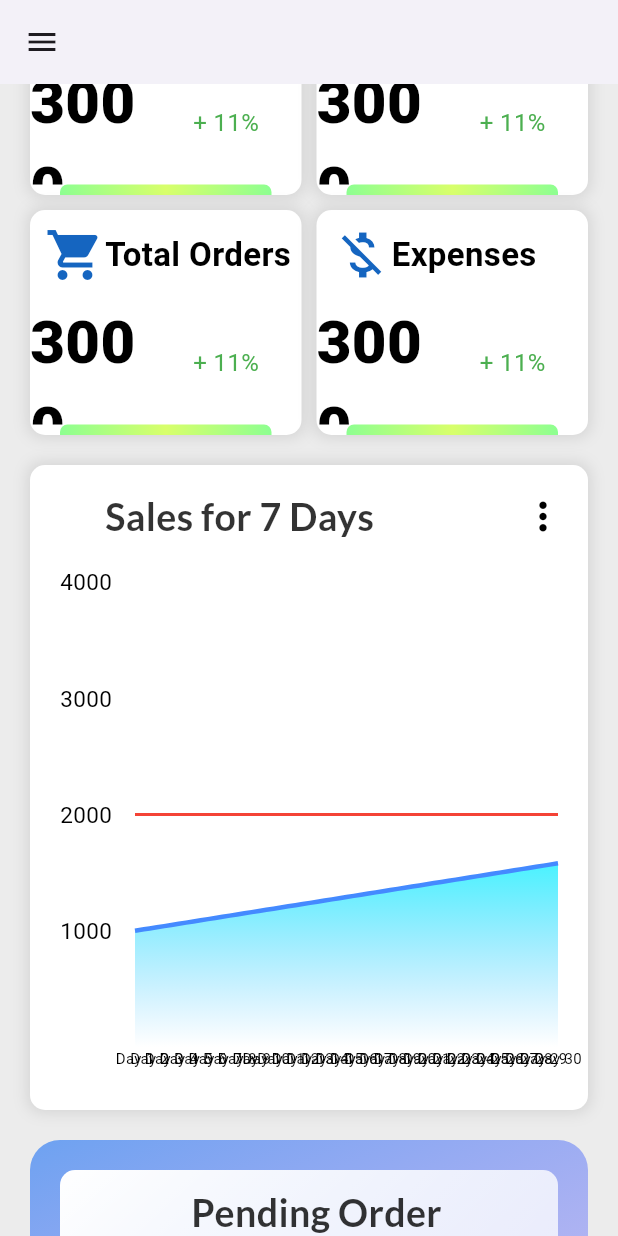
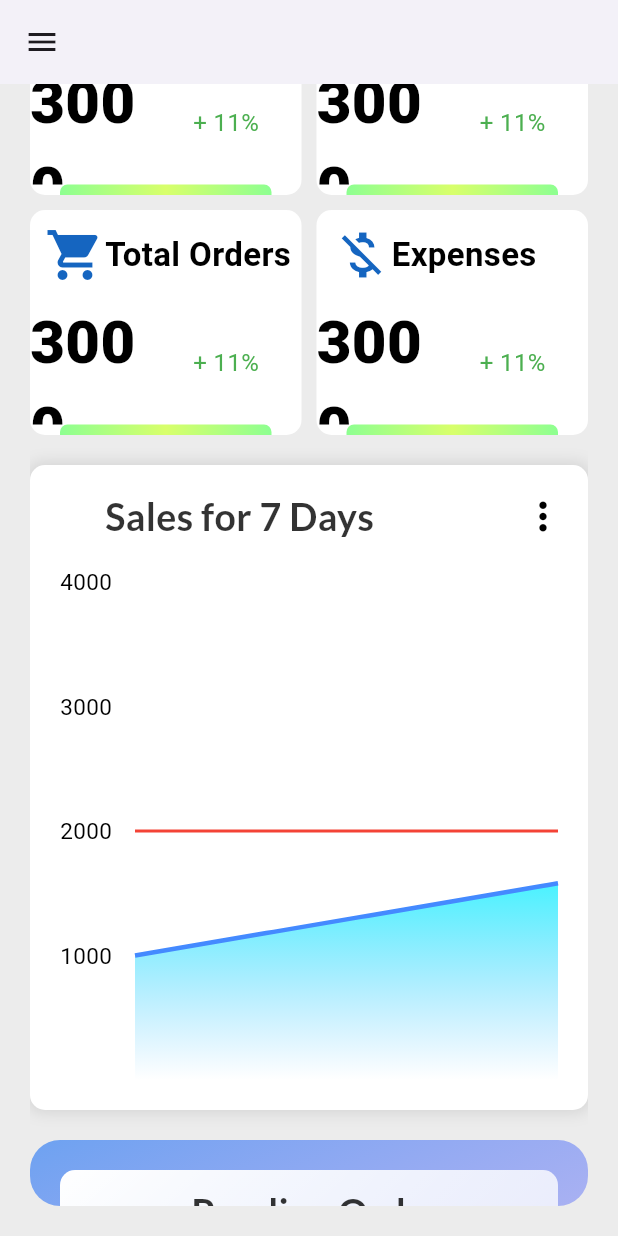
Before and after one commit to MistaPepe/haven7_flutterweb, a Flutter app: the screen it shows after launch, scrolled down 96 dp, on a phone screen of 412 x 824 dp. Run offline on Flutter 3.47's test engine with Material 3 defaults, Android fonts, the phone set to English and light mode, and no system bars; drawn by our look-alikes of fl_chart; our stand-ins replace google_fonts, wave.

Commit message:
made it more cleaner

```diff
--- a/lib/ui/component_widgets/graph.dart
+++ b/lib/ui/component_widgets/graph.dart
@@ -93,16 +93,16 @@ class _LineGraphAverageState extends State<LineGraphAverage> {
             sideTitles: SideTitles(showTitles: false),
           ),
           bottomTitles: AxisTitles(
-            sideTitles: SideTitles(
-              showTitles: true,
-              interval: 1, // Show title for each day
-              getTitlesWidget: (value, meta) {
-                return Text(
-                  'Day ${value.toInt() + 1}',
-                  style: const TextStyle(color: Colors.black, fontSize: 10),
-                );
-              },
-            ),
+            // sideTitles: SideTitles(
+            //   showTitles: true,
+            //   interval: 1, // Show title for each day
+            //   getTitlesWidget: (value, meta) {
+            //     return Text(
+            //       'Day ${value.toInt() + 1}',
+            //       style: const TextStyle(color: Colors.black, fontSize: 10),
+            //     );
+            //   },
+            // ),
           ),
           leftTitles: AxisTitles(
             sideTitles: SideTitles(
--- a/lib/ui/component_widgets/router_page_components/dashboard_components.dart
+++ b/lib/ui/component_widgets/router_page_components/dashboard_components.dart
@@ -14,8 +14,13 @@ class DashboarLayout extends StatefulWidget {
 class _DashboarLayoutState extends State<DashboarLayout> {
   @override
   Widget build(BuildContext context) {
-    return Padding(
-      padding: const EdgeInsets.all(20),
+    return Container(
+      margin: const EdgeInsets.all(20),
+        height: MediaQuery.of(context).size.height, // 60% of screen height,
+        decoration: BoxDecoration(
+          borderRadius: BorderRadius.circular(20),
+        ),
+        clipBehavior: Clip.antiAlias, // Ensures clipping is active
         child: ListView(
           shrinkWrap: true,
           children: [
@@ -54,10 +59,9 @@ class _DashboarLayoutState extends State<DashboarLayout> {
             const SizedBox(
               height: 20,
             ),
-          Flexible(child: TodayOverallPieChart()),
+            TodayOverallPieChart()
           ],
-      ),
-    );
+        ));
   }
 }
 
@@ -178,7 +182,7 @@ class CardStatisticsWrapper extends StatelessWidget {
   static Widget template(
       IconData icon, String title, int numbers, int percentage) {
     return CardTemplateBox(
-        haveShadow: true,
+        haveShadow: false,
         isCurved: true,
         baseHeight: _baseHeight,
         baseWidth: _baseWidth,
@@ -344,7 +348,7 @@ class TodayOverallPieChart extends StatelessWidget {
   // Define colors for main categories and subcategories
   static const List<Color> mainColors = [
     Colors.blueAccent, // Profit
-    Colors.redAccent,  // Debt
+    Colors.redAccent, // Debt
     Colors.orangeAccent, // Expenses
   ];
 
@@ -368,7 +372,8 @@ class TodayOverallPieChart extends StatelessWidget {
                 Expanded(
                   child: Container(
                     padding: const EdgeInsets.all(16),
-                    child: InteractivePieChart(), // Replace with your pie chart widget
+                    child:
+                        InteractivePieChart(), // Replace with your pie chart widget
                   ),
                 ),
                 Expanded(
@@ -426,15 +431,6 @@ class TodayOverallPieChart extends StatelessWidget {
 
 ///-------------------------------------------------------------------------------
 //generate a list of list of int for random ARGB color for the container of icons
-List<List<int>> colorList = List.generate(5, (index) {
-  List<int> placeholder = [];
-  for (int i = 0; i < 4; i++) {
-    var firstIndex = (i == 0) ? 200 : 75;
-    placeholder.add(Random().nextInt(255 - firstIndex) + firstIndex);
-  }
-
-  return placeholder;
-});
 
 class UrgentCostumerOrder extends StatefulWidget {
   final List<CustomerUrgentDetails>? customerList;
@@ -447,6 +443,16 @@ class UrgentCostumerOrder extends StatefulWidget {
 class _UrgentCostumerOrderState extends State<UrgentCostumerOrder> {
   bool _isHovering = false;
   int _indexHover = -1;
+
+  static List<List<int>> colorList = List.generate(5, (index) {
+    List<int> placeholder = [];
+    for (int i = 0; i < 4; i++) {
+      var firstIndex = (i == 0) ? 200 : 75;
+      placeholder.add(Random().nextInt(255 - firstIndex) + firstIndex);
+    }
+
+    return placeholder;
+  });
 
   List<CustomerUrgentDetails> get _getCustomerList =>
       (widget.customerList?.isEmpty ?? true)
@@ -600,6 +606,7 @@ class CustomerUrgentDetails {
   final int time;
   const CustomerUrgentDetails(this.name, this.icon, this.time);
 }
+
 ///-------------------------------------------------------------------------------
 ///
 ///-----------------------------------------------------------------------------
--- a/lib/ui/component_widgets/router_page_components/router_bar_icons.dart
+++ b/lib/ui/component_widgets/router_page_components/router_bar_icons.dart
@@ -196,7 +196,6 @@ class CustomAnimatedDrawer extends StatelessWidget {
         duration: const Duration(milliseconds: 250),
         width: DrawerRouter.isDrawerOpen ? 250 : 75,
         height: double.infinity,
-
         child: CustomDrawerBuilder());
   }
 }
--- a/lib/ui/responsive_layouts/mobile_layout.dart
+++ b/lib/ui/responsive_layouts/mobile_layout.dart
@@ -18,7 +18,7 @@ class _MobileLayoutState extends State<MobileLayout> {
       appBar: AppBar(
         backgroundColor: Colors.white,
       ),
-      drawer: CustomConcealingDrawer(),
+      drawer:const CustomConcealingDrawer(),
       body: Container(
         color: Color.fromARGB(255, 236, 236, 236),
         child: ListView(
```
Also changed, not shown: lib/ui/component_widgets/buttons.dart (+58 -0 lines), lib/ui/responsive_layouts/desktop_layout.dart (+3 -17 lines), lib/ui/responsive_layouts/medium_layout.dart (+7 -37 lines). Lines whose indentation alone changed are shown as unchanged.
